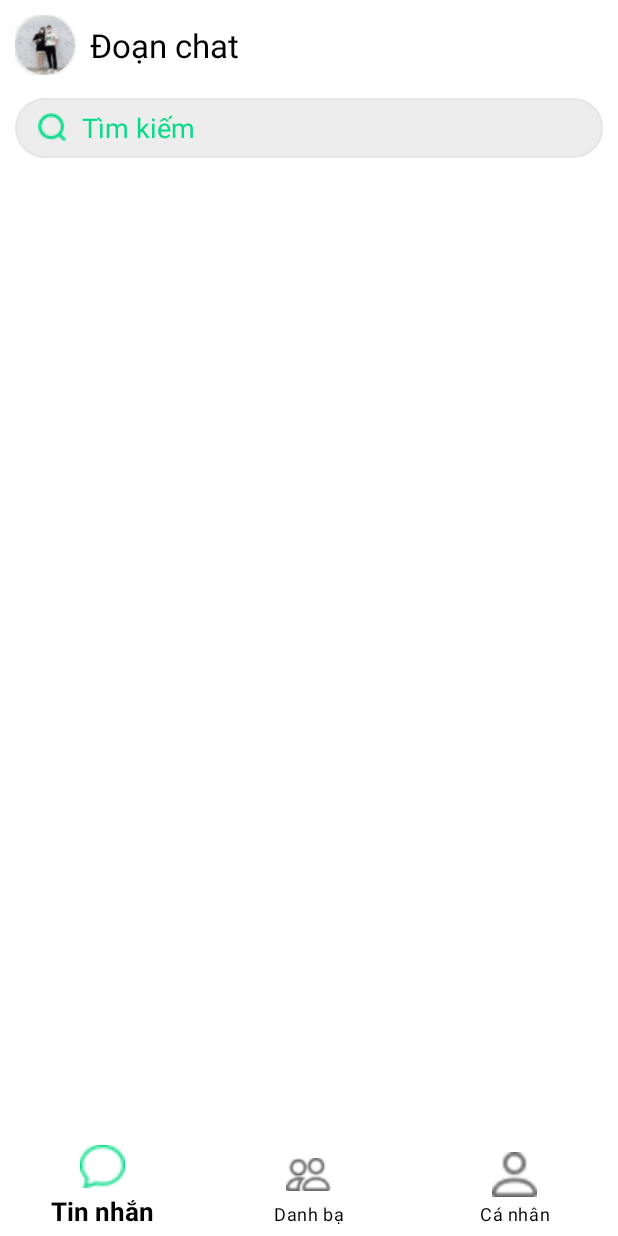
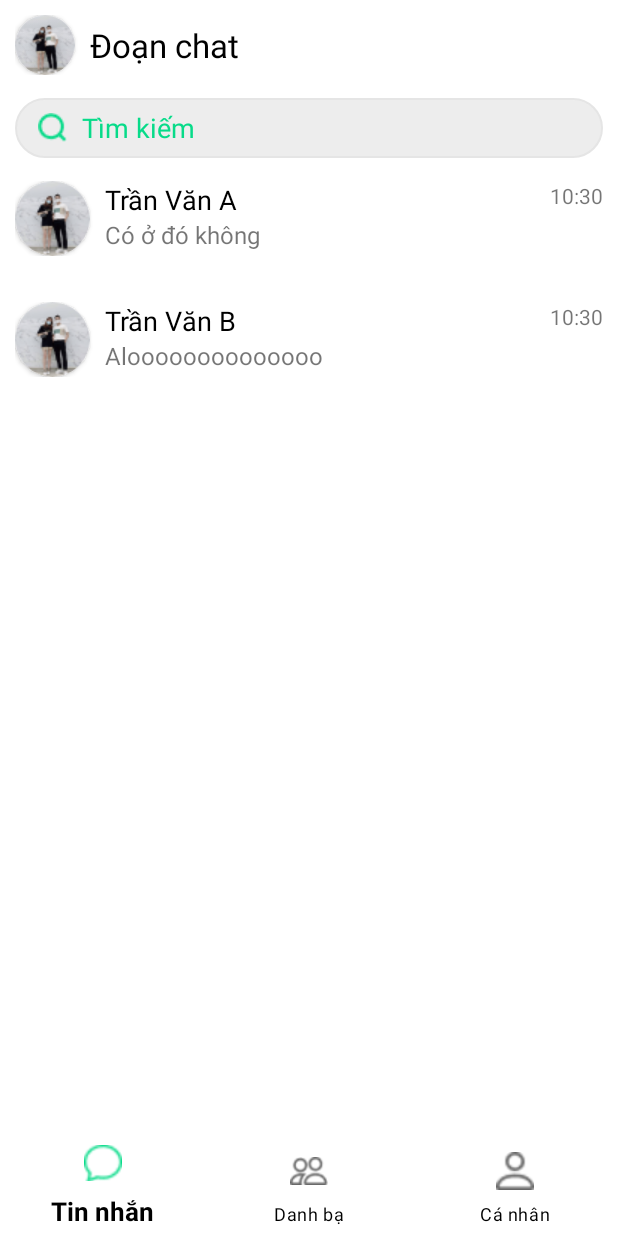
Before and after one commit to tuananhitsg/Android_Nhom1_MessageMobileApp, an Android app: the HomeFragment screen opened directly, with no data from a screen before it, on a phone screen of 412 x 824 dp. Run offline under Robolectric (Android 15) with nearby library versions, the phone set to English and light mode, and no system bars; our stand-ins replace Picasso.

Commit message:
home page, chat page

```diff
--- a/app/build.gradle
+++ b/app/build.gradle
@@ -38,4 +38,6 @@ dependencies {
     testImplementation 'junit:junit:4.13.2'
     androidTestImplementation 'androidx.test.ext:junit:1.1.3'
     androidTestImplementation 'androidx.test.espresso:espresso-core:3.4.0'
+
+    implementation 'com.squareup.picasso:picasso:2.71828'
 }
--- a/app/src/main/AndroidManifest.xml
+++ b/app/src/main/AndroidManifest.xml
@@ -9,6 +9,9 @@
         android:roundIcon="@mipmap/ic_launcher_round"
         android:supportsRtl="true"
         android:theme="@style/AppTheme.MessageMobileApp">
+        <activity
+            android:name=".ChatActivity"
+            android:exported="false" />
         <activity
             android:name=".MainActivity"
             android:exported="false" />
--- a/app/src/main/java/com/example/messagemobileapp/HomeFragment.java
+++ b/app/src/main/java/com/example/messagemobileapp/HomeFragment.java
@@ -3,24 +3,31 @@ package com.example.messagemobileapp;
 import android.os.Bundle;
 
 import androidx.fragment.app.Fragment;
+import androidx.recyclerview.widget.LinearLayoutManager;
+import androidx.recyclerview.widget.RecyclerView;
 
 import android.view.LayoutInflater;
 import android.view.View;
 import android.view.ViewGroup;
 
-/**
- * A simple {@link Fragment} subclass.
- * Use the {@link HomeFragment#newInstance} factory method to
- * create an instance of this fragment.
- */
+import com.example.messagemobileapp.adapter.ChatListAdapter;
+import com.example.messagemobileapp.entity.Friend;
+import com.example.messagemobileapp.entity.Message;
+import com.example.messagemobileapp.entity.User;
+
+import java.time.LocalDateTime;
+import java.util.ArrayList;
+import java.util.List;
+
+
 public class HomeFragment extends Fragment {
 
-    // TODO: Rename parameter arguments, choose names that match
-    // the fragment initialization parameters, e.g. ARG_ITEM_NUMBER
+    private RecyclerView recyclerView;
+    private ChatListAdapter recyclerAdapter;
+
     private static final String ARG_PARAM1 = "param1";
     private static final String ARG_PARAM2 = "param2";
 
-    // TODO: Rename and change types of parameters
     private String mParam1;
     private String mParam2;
 
@@ -28,15 +35,6 @@ public class HomeFragment extends Fragment {
         // Required empty public constructor
     }
 
-    /**
-     * Use this factory method to create a new instance of
-     * this fragment using the provided parameters.
-     *
-     * @param param1 Parameter 1.
-     * @param param2 Parameter 2.
-     * @return A new instance of fragment HomeFragment.
-     */
-    // TODO: Rename and change types and number of parameters
     public static HomeFragment newInstance(String param1, String param2) {
         HomeFragment fragment = new HomeFragment();
         Bundle args = new Bundle();
@@ -59,6 +57,29 @@ public class HomeFragment extends Fragment {
     public View onCreateView(LayoutInflater inflater, ViewGroup container,
                              Bundle savedInstanceState) {
         // Inflate the layout for this fragment
-        return inflater.inflate(R.layout.fragment_home, container, false);
+        View view = inflater.inflate(R.layout.fragment_home, container, false);
+
+
+        User user1 = new User(1, "Trần Văn Nhân", "");
+        User user2 = new User(2, "Trần Văn A", "");
+        List<Message> messages1 = new ArrayList<Message>();
+        messages1.add(new Message(2, user1, user2, "Có ở đó không", LocalDateTime.now()));
+        messages1.add(new Message(1, user1, user2, "Hello", LocalDateTime.of(2022, 05, 01, 11, 30)));
+
+        List<Friend> friendMessages = new ArrayList<Friend>();
+        friendMessages.add(new Friend(1, user2, messages1));
+
+
+        User user3 = new User(2, "Trần Văn B", "");
+        List<Message> messages2 = new ArrayList<Message>();
+        messages2.add(new Message(2, user1, user3, "Aloooooooooooooo", LocalDateTime.now()));
+        friendMessages.add(new Friend(2, user3, messages2));
+
+        recyclerView = view.findViewById(R.id.recyclerView);
+        recyclerAdapter = new ChatListAdapter(getContext(), friendMessages);
+//        System.out.println(recyclerView);
+        recyclerView.setAdapter(recyclerAdapter);
+        recyclerView.setLayoutManager(new LinearLayoutManager(getContext()));
+        return view;
     }
 }
--- a/app/src/main/java/com/example/messagemobileapp/adapter/ChatListAdapter.java
+++ b/app/src/main/java/com/example/messagemobileapp/adapter/ChatListAdapter.java
@@ -1,4 +1,92 @@
 package com.example.messagemobileapp.adapter;
 
-public class ChatListAdapter {
+import android.content.Context;
+import android.content.Intent;
+import android.view.LayoutInflater;
+import android.view.MotionEvent;
+import android.view.View;
+import android.view.ViewGroup;
+import android.widget.ImageButton;
+import android.widget.ImageView;
+import android.widget.TextView;
+
+import androidx.annotation.NonNull;
+import androidx.recyclerview.widget.RecyclerView;
+
+import com.example.messagemobileapp.ChatActivity;
+import com.example.messagemobileapp.R;
+import com.example.messagemobileapp.entity.Friend;
+import com.example.messagemobileapp.utils.CustomeDateTime;
+import com.squareup.picasso.Picasso;
+
+import java.util.ArrayList;
+import java.util.List;
+
+public class ChatListAdapter extends RecyclerView.Adapter<ChatListAdapter.ViewHolder>{
+
+    private static final String TAG = "ChatListAdapter";
+    private Context context;
+
+    List<Friend> friendMessages;
+
+    public ChatListAdapter(Context context) {
+        this.context = context;
+        friendMessages = new ArrayList<>();
+    }
+
+    public ChatListAdapter(Context context, List<Friend> friendMessages) {
+        this.context = context;
+        this.friendMessages = friendMessages;
+    }
+
+    @NonNull
+    @Override
+    public ViewHolder onCreateViewHolder(@NonNull ViewGroup parent, int viewType) {
+        LayoutInflater layoutInflater = LayoutInflater.from(parent.getContext());
+        View view = layoutInflater.inflate(R.layout.item_friend_message, parent, false);
+        ViewHolder viewHolder = new ViewHolder(view);
+        viewHolder.itemView.setOnClickListener(view1 -> {
+            Intent intent = new Intent(context, ChatActivity.class);
+            context.startActivity(intent);
+        });
+        return viewHolder;
+    }
+
+    @Override
+    public void onBindViewHolder(@NonNull ViewHolder holder, int position) {
+        Friend friendMessage = friendMessages.get(position);
+        holder.txt_name.setText(friendMessage.getUser().getName());
+        holder.txt_message.setText(friendMessage.getMessages().get(0).getContent());
+        holder.txt_time.setText(CustomeDateTime.HMFormat(friendMessage.getMessages().get(0).getTime()));
+//        Picasso.get().load(friendMessage.getUser().getImage()).into(holder.img_avatar_friend);
+    }
+
+
+    @Override
+    public int getItemCount() {
+        return friendMessages.size();
+    }
+
+    class ViewHolder extends RecyclerView.ViewHolder{
+
+        ImageView img_avatar_friend;
+        TextView txt_name, txt_message, txt_time;
+
+        public ViewHolder(@NonNull View itemView) {
+            super(itemView);
+            img_avatar_friend = itemView.findViewById(R.id.img_avatar_friend);
+            txt_name = itemView.findViewById(R.id.txt_name);
+            txt_message = itemView.findViewById(R.id.txt_message);
+            txt_time = itemView.findViewById(R.id.txt_time);
+        }
+
+    }
+
+//    public List<CardComponent> getComponentList() {
+//        return componentList;
+//    }
+//
+//    public void setComponentList(List<CardComponent> componentList) {
+//        this.componentList = componentList;
+//    }
 }
--- /dev/null
+++ b/app/src/main/java/com/example/messagemobileapp/entity/Friend.java
@@ -0,0 +1,40 @@
+package com.example.messagemobileapp.entity;
+
+import java.util.List;
+
+// tạo tạm =))
+public class Friend {
+    private int id;
+    private User user;
+    List<Message> messages;
+
+    public Friend(int id, User user, List<Message> messages) {
+        this.id = id;
+        this.user = user;
+        this.messages = messages;
+    }
+
+    public int getId() {
+        return id;
+    }
+
+    public void setId(int id) {
+        this.id = id;
+    }
+
+    public User getUser() {
+        return user;
+    }
+
+    public void setUser(User user) {
+        this.user = user;
+    }
+
+    public List<Message> getMessages() {
+        return messages;
+    }
+
+    public void setMessages(List<Message> messages) {
+        this.messages = messages;
+    }
+}
--- /dev/null
+++ b/app/src/main/java/com/example/messagemobileapp/entity/Message.java
@@ -0,0 +1,59 @@
+package com.example.messagemobileapp.entity;
+
+import java.time.LocalDateTime;
+
+public class Message {
+    private int id;
+    private User from;
+    private User to;
+    private String content;
+    private LocalDateTime time;
+
+    public Message(int id, User from, User to, String content, LocalDateTime time) {
+        this.id = id;
+        this.from = from;
+        this.to = to;
+        this.content = content;
+        this.time = time;
+    }
+
+    public int getId() {
+        return id;
+    }
+
+    public void setId(int id) {
+        this.id = id;
+    }
+
+    public User getFrom() {
+        return from;
+    }
+
+    public void setFrom(User from) {
+        this.from = from;
+    }
+
+    public User getTo() {
+        return to;
+    }
+
+    public void setTo(User to) {
+        this.to = to;
+    }
+
+    public String getContent() {
+        return content;
+    }
+
+    public void setContent(String content) {
+        this.content = content;
+    }
+
+    public LocalDateTime getTime() {
+        return time;
+    }
+
+    public void setTime(LocalDateTime time) {
+        this.time = time;
+    }
+}
--- /dev/null
+++ b/app/src/main/java/com/example/messagemobileapp/entity/User.java
@@ -0,0 +1,38 @@
+package com.example.messagemobileapp.entity;
+
+// tạo tạm =))
+public class User {
+    private int id;
+    private String name;
+    private String image;
+
+    public User(int id, String name, String image) {
+        this.id = id;
+        this.name = name;
+        this.image = image;
+    }
+
+    public int getId() {
+        return id;
+    }
+
+    public void setId(int id) {
+        this.id = id;
+    }
+
+    public String getName() {
+        return name;
+    }
+
+    public void setName(String name) {
+        this.name = name;
+    }
+
+    public String getImage() {
+        return image;
+    }
+
+    public void setImage(String image) {
+        this.image = image;
+    }
+}
--- a/app/src/main/res/layout/activity_main.xml
+++ b/app/src/main/res/layout/activity_main.xml
@@ -24,7 +24,7 @@
             android:background="#00ffffff"
             app:elevation="0dp"
             app:itemTextColor="@color/black"
-            app:itemIconSize="30dp"
+            app:itemIconSize="25dp"
             app:itemTextAppearanceActive="@style/BottomNavigationView.Active"
         />
     </FrameLayout>
--- a/app/src/main/res/layout/fragment_home.xml
+++ b/app/src/main/res/layout/fragment_home.xml
@@ -52,4 +52,6 @@
         android:layout_height="match_parent">
 
     </androidx.recyclerview.widget.RecyclerView>
+
+
 </LinearLayout>
--- /dev/null
+++ b/app/src/main/res/layout/item_friend_message.xml
@@ -0,0 +1,55 @@
+<?xml version="1.0" encoding="utf-8"?>
+<androidx.constraintlayout.widget.ConstraintLayout
+    xmlns:android="http://schemas.android.com/apk/res/android"
+    xmlns:app="http://schemas.android.com/apk/res-auto"
+    android:layout_width="match_parent"
+    android:layout_height="wrap_content"
+    android:paddingVertical="15dp">
+    <androidx.cardview.widget.CardView
+        android:id="@+id/card_avatar_friend"
+        android:layout_width="wrap_content"
+        android:layout_height="wrap_content"
+        app:cardCornerRadius="30dp"
+        app:layout_constraintTop_toTopOf="parent"
+        app:layout_constraintBottom_toBottomOf="parent"
+        app:layout_constraintLeft_toLeftOf="parent">
+
+        <ImageView
+            android:id="@+id/img_avatar_friend"
+            android:layout_width="50dp"
+            android:layout_height="50dp"
+            android:background="@drawable/img_tvn"
+            android:scaleType="centerCrop" />
+    </androidx.cardview.widget.CardView>
+    <TextView
+        android:id="@+id/txt_name"
+        android:layout_width="wrap_content"
+        android:layout_height="wrap_content"
+        android:text="Trần Văn Nhân"
+        android:textSize="18dp"
+        android:textColor="@color/black"
+        app:layout_constraintTop_toTopOf="parent"
+        app:layout_constraintLeft_toRightOf="@+id/card_avatar_friend"
+        android:layout_marginLeft="10dp"
+        />
+    <TextView
+        android:id="@+id/txt_message"
+        android:layout_width="wrap_content"
+        android:layout_height="wrap_content"
+        android:text="Bye =)))"
+        android:textSize="16dp"
+        app:layout_constraintTop_toBottomOf="@+id/txt_name"
+        app:layout_constraintLeft_toRightOf="@+id/card_avatar_friend"
+        android:layout_marginLeft="10dp"
+        />
+    <TextView
+        android:id="@+id/txt_time"
+        android:layout_width="wrap_content"
+        android:layout_height="wrap_content"
+        android:text="12:43"
+        android:textSize="14dp"
+        app:layout_constraintTop_toTopOf="parent"
+        app:layout_constraintRight_toRightOf="parent"
+        android:layout_marginLeft="10dp"
+        />
+</androidx.constraintlayout.widget.ConstraintLayout>
```
Also changed, not shown: app/src/main/java/com/example/messagemobileapp/ChatActivity.java (added, +20 -0 lines), app/src/main/java/com/example/messagemobileapp/MainActivity.java (+14 -0 lines), app/src/main/java/com/example/messagemobileapp/utils/CustomeDateTime.java (added, +24 -0 lines), app/src/main/res/drawable/border_bottom.xml (added, +22 -0 lines), app/src/main/res/layout/activity_chat.xml (added, +55 -0 lines), app/src/main/res/drawable-v24/ic_back.png (added).
